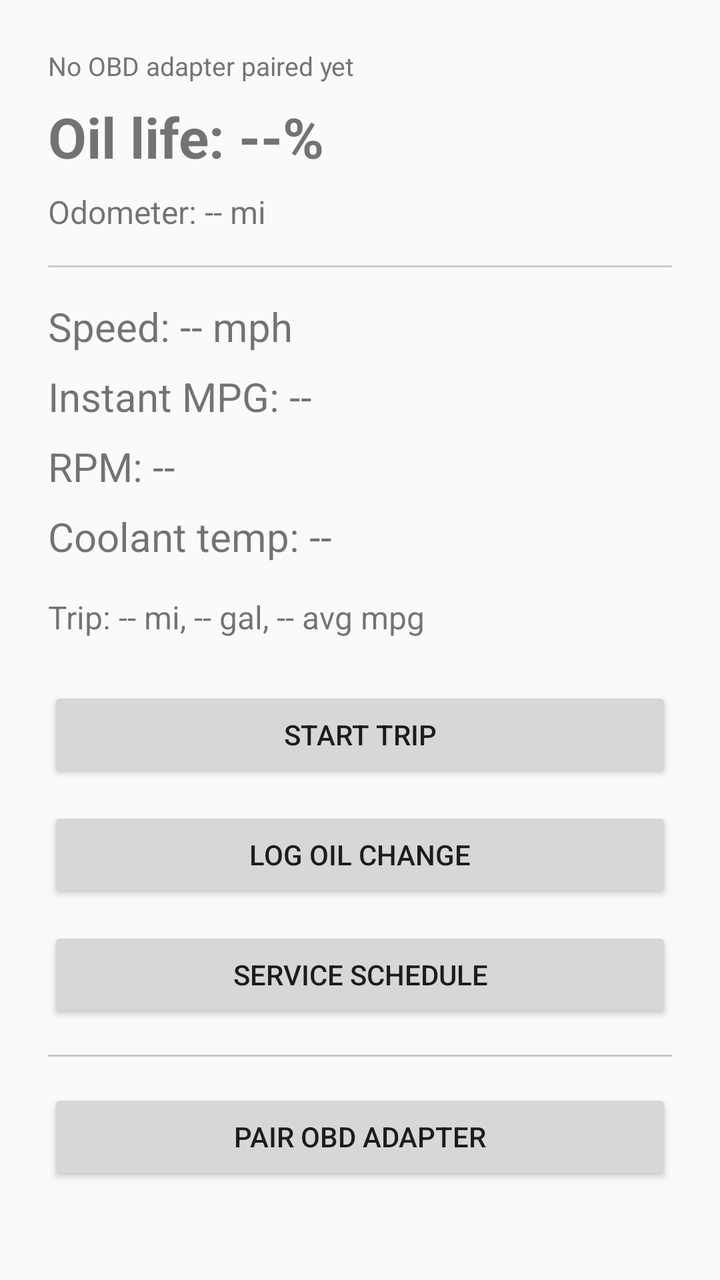
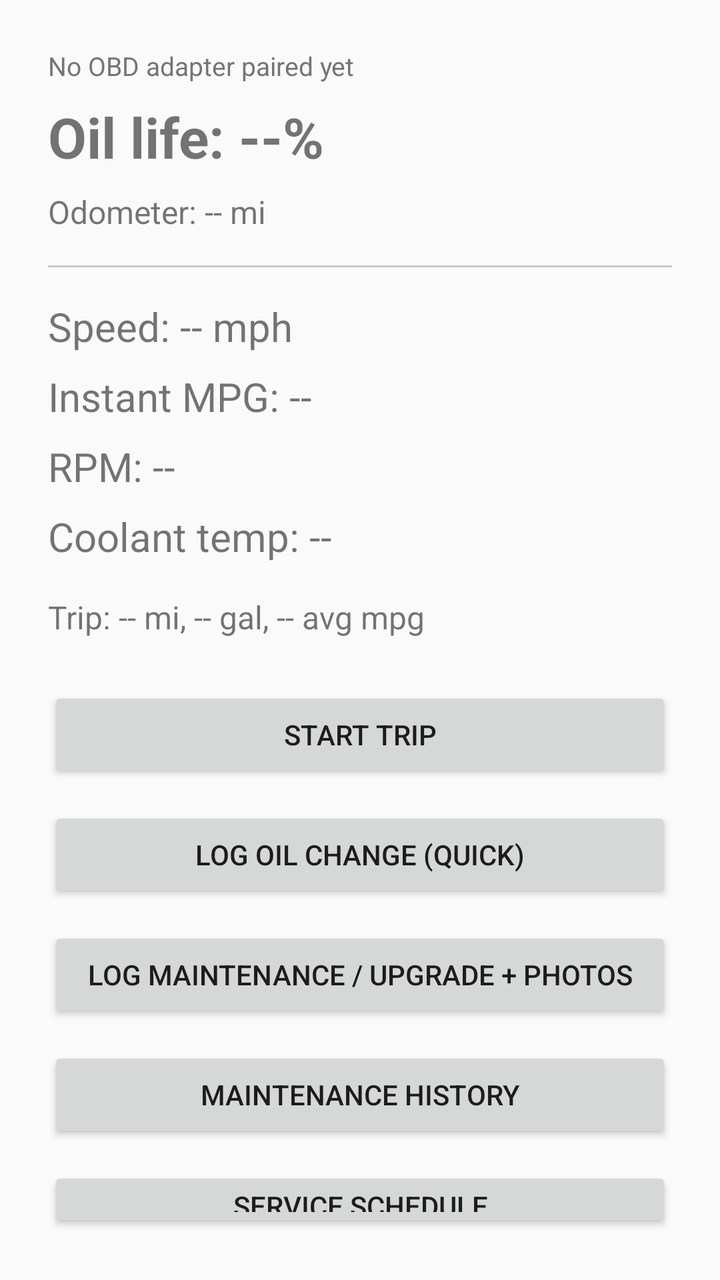

An Android layout rendered at two revisions. The XML below is the earlier revision; the diff shows what the commit changed to produce the second picture.
<!-- AndroidManifest.xml: application theme Theme.AppCompat.DayNight.DarkActionBar -->
<!-- res/layout/activity_main.xml -->
<?xml version="1.0" encoding="utf-8"?>
<LinearLayout xmlns:android="http://schemas.android.com/apk/res/android"
    android:layout_width="match_parent"
    android:layout_height="match_parent"
    android:orientation="vertical"
    android:padding="24dp">

    <TextView
        android:id="@+id/textAdapterStatus"
        android:layout_width="match_parent"
        android:layout_height="wrap_content"
        android:textSize="13sp"
        android:textColor="#757575"
        android:text="No OBD adapter paired yet" />

    <TextView
        android:id="@+id/textOilLife"
        android:layout_width="match_parent"
        android:layout_height="wrap_content"
        android:textSize="28sp"
        android:textStyle="bold"
        android:layout_marginTop="8dp"
        android:text="Oil life: --%" />

    <TextView
        android:id="@+id/textOdometer"
        android:layout_width="match_parent"
        android:layout_height="wrap_content"
        android:textSize="16sp"
        android:layout_marginTop="8dp"
        android:text="Odometer: -- mi" />

    <View
        android:layout_width="match_parent"
        android:layout_height="1dp"
        android:background="#33000000"
        android:layout_marginTop="16dp"
        android:layout_marginBottom="16dp" />

    <TextView
        android:id="@+id/textSpeed"
        android:layout_width="match_parent"
        android:layout_height="wrap_content"
        android:textSize="20sp"
        android:text="Speed: -- mph" />

    <TextView
        android:id="@+id/textMpg"
        android:layout_width="match_parent"
        android:layout_height="wrap_content"
        android:textSize="20sp"
        android:layout_marginTop="8dp"
        android:text="Instant MPG: --" />

    <TextView
        android:id="@+id/textRpm"
        android:layout_width="match_parent"
        android:layout_height="wrap_content"
        android:textSize="20sp"
        android:layout_marginTop="8dp"
        android:text="RPM: --" />

    <TextView
        android:id="@+id/textCoolant"
        android:layout_width="match_parent"
        android:layout_height="wrap_content"
        android:textSize="20sp"
        android:layout_marginTop="8dp"
        android:text="Coolant temp: --" />

    <TextView
        android:id="@+id/textTrip"
        android:layout_width="match_parent"
        android:layout_height="wrap_content"
        android:textSize="16sp"
        android:layout_marginTop="16dp"
        android:text="Trip: -- mi, -- gal, -- avg mpg" />

    <Button
        android:id="@+id/buttonToggleTracking"
        android:layout_width="match_parent"
        android:layout_height="wrap_content"
        android:layout_marginTop="24dp"
        android:text="Start Trip" />

    <Button
        android:id="@+id/buttonResetOil"
        android:layout_width="match_parent"
        android:layout_height="wrap_content"
        android:layout_marginTop="12dp"
        android:text="Log Oil Change" />

    <Button
        android:id="@+id/buttonServiceStatus"
        android:layout_width="match_parent"
        android:layout_height="wrap_content"
        android:layout_marginTop="12dp"
        android:text="Service Schedule" />

    <View
        android:layout_width="match_parent"
        android:layout_height="1dp"
        android:background="#33000000"
        android:layout_marginTop="16dp"
        android:layout_marginBottom="16dp" />

    <Button
        android:id="@+id/buttonPairAdapter"
        android:layout_width="match_parent"
        android:layout_height="wrap_content"
        android:text="Pair OBD Adapter" />

    <Button
        android:id="@+id/buttonAutoTrackingToggle"
        android:layout_width="match_parent"
        android:layout_height="wrap_content"
        android:layout_marginTop="12dp"
        android:text="Auto-Tracking: On" />

    <Button
        android:id="@+id/buttonDebugLog"
        android:layout_width="match_parent"
        android:layout_height="wrap_content"
        android:layout_marginTop="12dp"
        android:text="View Debug Log" />

</LinearLayout>
<!-- resources referenced by this layout -->
<resources>

</resources>

<!-- the commit's change to res/layout/activity_main.xml (unified diff, before → after) -->
@@ -88,7 +88,21 @@
         android:layout_width="match_parent"
         android:layout_height="wrap_content"
         android:layout_marginTop="12dp"
-        android:text="Log Oil Change" />
+        android:text="Log Oil Change (quick)" />
+
+    <Button
+        android:id="@+id/buttonLogMaintenance"
+        android:layout_width="match_parent"
+        android:layout_height="wrap_content"
+        android:layout_marginTop="12dp"
+        android:text="Log Maintenance / Upgrade + Photos" />
+
+    <Button
+        android:id="@+id/buttonMaintenanceHistory"
+        android:layout_width="match_parent"
+        android:layout_height="wrap_content"
+        android:layout_marginTop="12dp"
+        android:text="Maintenance History" />
 
     <Button
         android:id="@+id/buttonServiceStatus"
